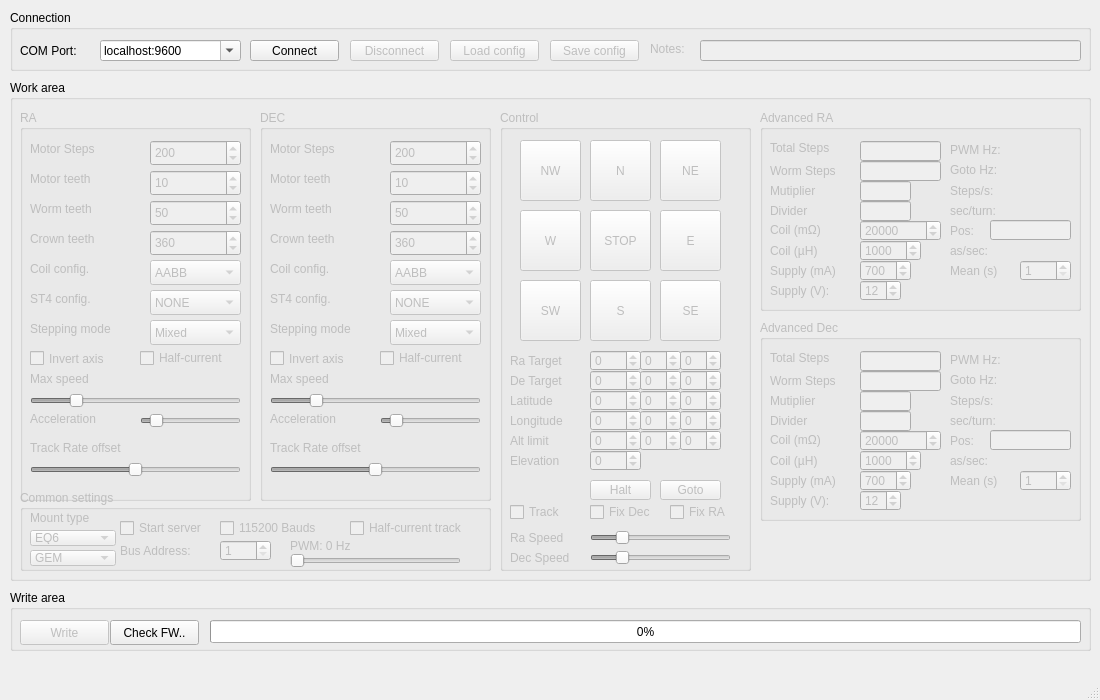
ahp-electronics/gt-configurator, file mainwindow.ui: the form before one commit.
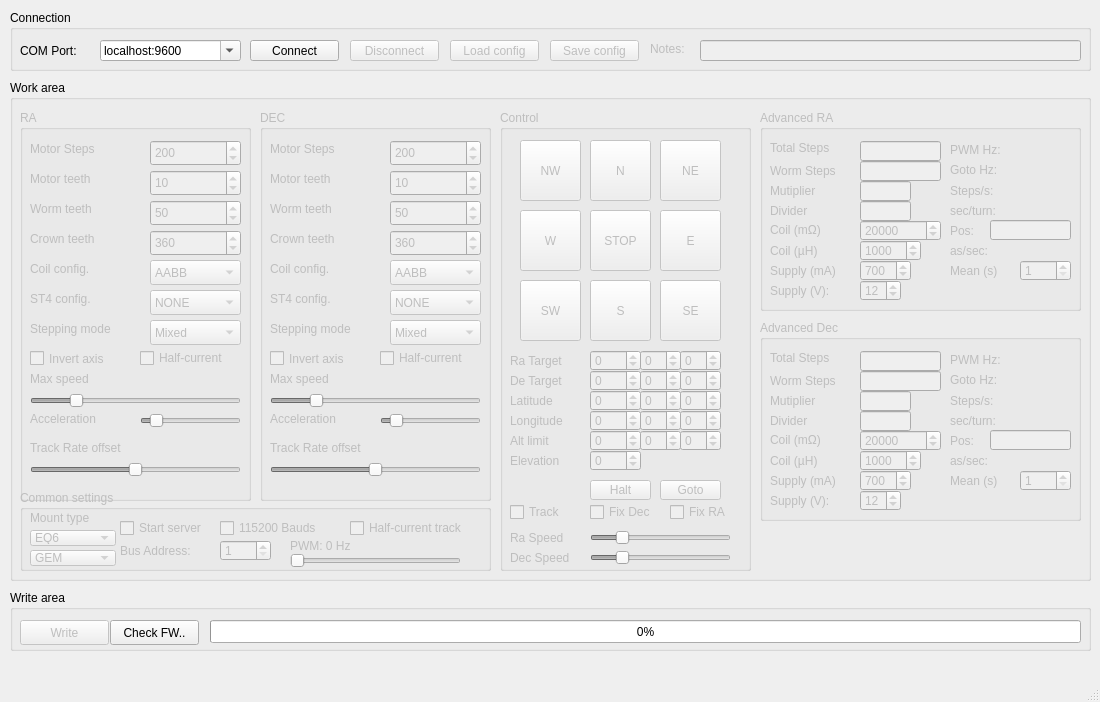
The form after the commit.

Commit message: Increase tracking rates range

```diff
--- a/mainwindow.ui
+++ b/mainwindow.ui
@@ -7,7 +7,7 @@
     <x>0</x>
     <y>0</y>
     <width>1100</width>
-    <height>700</height>
+    <height>702</height>
    </rect>
   </property>
   <widget class="QWidget" name="centralwidget">
```
Left out of the diff: 8 changed lines with no effect on the pictures. The commit also changes 1 other file.
